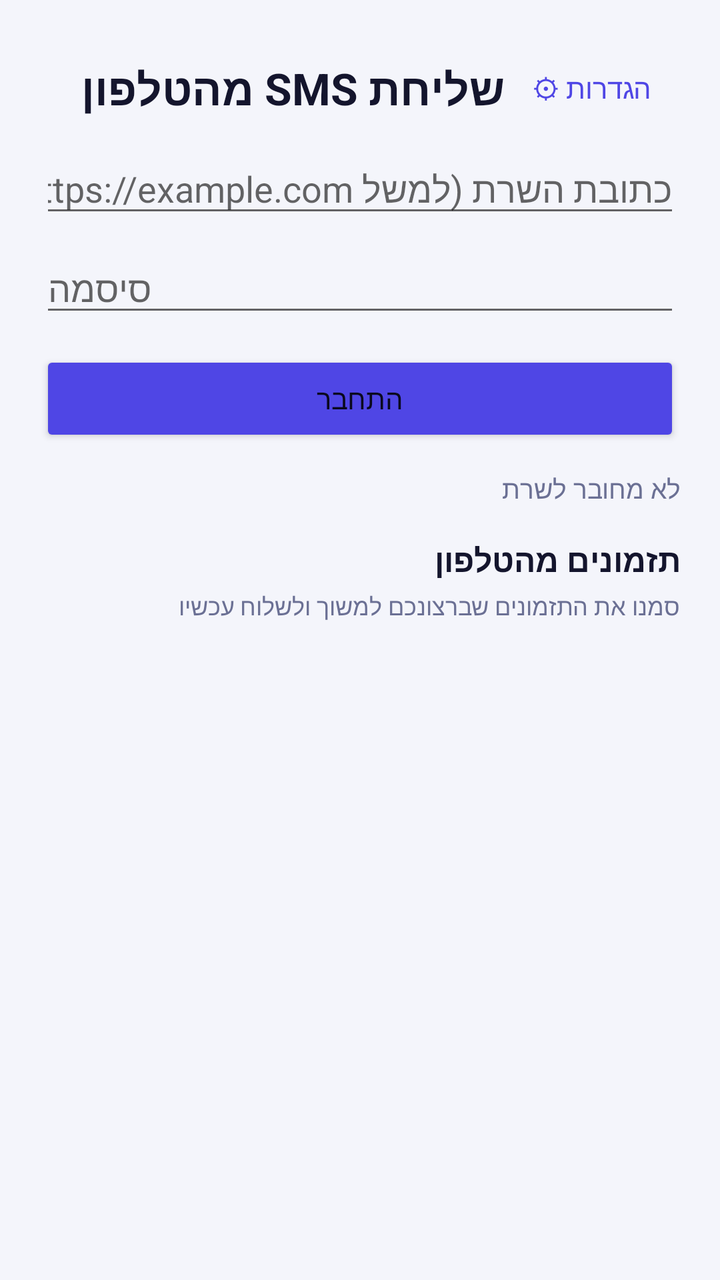
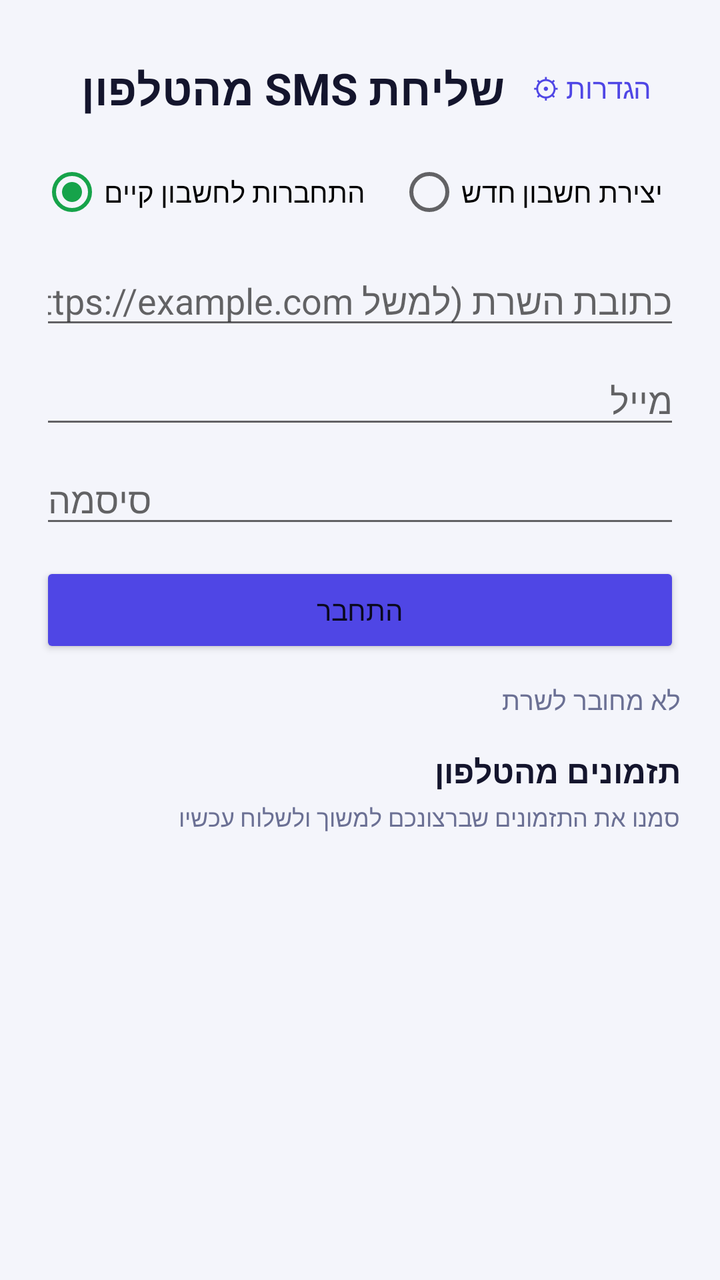

Two renders of the same Android screen: before a commit and after it. Below are the layout's source before the change and the commit's diff.
<!-- AndroidManifest.xml: application theme Theme.SmsClickSender -->
<!-- res/layout/activity_main.xml -->
<?xml version="1.0" encoding="utf-8"?>
<ScrollView xmlns:android="http://schemas.android.com/apk/res/android"
    xmlns:app="http://schemas.android.com/apk/res-auto"
    android:layout_width="match_parent"
    android:layout_height="match_parent"
    android:background="@color/background">

    <LinearLayout
        android:layout_width="match_parent"
        android:layout_height="wrap_content"
        android:orientation="vertical"
        android:padding="20dp">

        <LinearLayout
            android:layout_width="match_parent"
            android:layout_height="wrap_content"
            android:orientation="horizontal"
            android:gravity="center_vertical"
            android:layout_marginBottom="4dp">

            <TextView
                android:id="@+id/titleText"
                android:layout_width="0dp"
                android:layout_height="wrap_content"
                android:layout_weight="1"
                android:text="@string/app_name"
                android:textColor="@color/text_primary"
                android:textSize="22sp"
                android:textStyle="bold" />

            <Button
                android:id="@+id/settingsButton"
                style="?android:attr/borderlessButtonStyle"
                android:layout_width="wrap_content"
                android:layout_height="wrap_content"
                android:text="@string/btn_settings"
                android:textColor="@color/brand_primary" />

        </LinearLayout>

        <EditText
            android:id="@+id/serverUrlInput"
            android:layout_width="match_parent"
            android:layout_height="wrap_content"
            android:hint="@string/hint_server_url"
            android:inputType="textUri"
            android:autofillHints="url"
            android:layout_marginBottom="8dp" />

        <EditText
            android:id="@+id/passwordInput"
            android:layout_width="match_parent"
            android:layout_height="wrap_content"
            android:hint="@string/hint_password"
            android:inputType="textPassword"
            android:autofillHints="password"
            android:layout_marginBottom="12dp" />

        <LinearLayout
            android:layout_width="match_parent"
            android:layout_height="wrap_content"
            android:orientation="horizontal"
            android:layout_marginBottom="12dp">

            <Button
                android:id="@+id/connectButton"
                android:layout_width="0dp"
                android:layout_height="wrap_content"
                android:layout_weight="1"
                android:text="@string/btn_connect"
                android:backgroundTint="@color/brand_primary" />

            <Button
                android:id="@+id/disconnectButton"
                android:layout_width="0dp"
                android:layout_height="wrap_content"
                android:layout_weight="1"
                android:text="@string/btn_disconnect"
                android:visibility="gone" />

        </LinearLayout>

        <TextView
            android:id="@+id/statusText"
            android:layout_width="match_parent"
            android:layout_height="wrap_content"
            android:text="@string/status_not_connected"
            android:textColor="@color/text_muted"
            android:textSize="13sp"
            android:layout_marginBottom="16dp" />

        <Button
            android:id="@+id/runNowButton"
            android:layout_width="match_parent"
            android:layout_height="wrap_content"
            android:text="@string/btn_run_now"
            android:visibility="gone"
            android:layout_marginBottom="16dp" />

        <TextView
            android:layout_width="match_parent"
            android:layout_height="wrap_content"
            android:text="תזמונים מהטלפון"
            android:textColor="@color/text_primary"
            android:textStyle="bold"
            android:textSize="16sp"
            android:layout_marginBottom="4dp" />

        <TextView
            android:layout_width="match_parent"
            android:layout_height="wrap_content"
            android:text="@string/hint_select_schedules"
            android:textColor="@color/text_muted"
            android:textSize="12sp"
            android:layout_marginBottom="8dp" />

        <LinearLayout
            android:id="@+id/schedulesContainer"
            android:layout_width="match_parent"
            android:layout_height="wrap_content"
            android:orientation="vertical"
            android:layout_marginBottom="12dp" />

        <Button
            android:id="@+id/pullSelectedButton"
            android:layout_width="match_parent"
            android:layout_height="wrap_content"
            android:text="@string/btn_pull_selected"
            android:visibility="gone"
            android:layout_marginBottom="8dp" />

        <TextView
            android:id="@+id/pulledStatusText"
            android:layout_width="match_parent"
            android:layout_height="wrap_content"
            android:textColor="@color/text_muted"
            android:textSize="13sp"
            android:visibility="gone"
            android:layout_marginBottom="8dp" />

        <Button
            android:id="@+id/sendPulledButton"
            android:layout_width="match_parent"
            android:layout_height="wrap_content"
            android:text="@string/btn_send_pulled"
            android:visibility="gone"
            android:backgroundTint="@color/brand_success" />

    </LinearLayout>

</ScrollView>
<!-- resources referenced by this layout -->
<resources>
  <color name="background">#F4F5FB</color>
  <color name="brand_primary">#4F46E5</color>
  <color name="brand_success">#16A34A</color>
  <color name="text_muted">#6B7094</color>
  <color name="text_primary">#14152D</color>
  <string name="app_name">שליחת SMS מהטלפון</string>
  <string name="btn_connect">התחבר</string>
  <string name="btn_disconnect">התנתק</string>
  <string name="btn_pull_selected">משוך את התזמונים הנבחרים</string>
  <string name="btn_run_now">בדוק ושלח עכשיו</string>
  <string name="btn_send_pulled">שלח את מה שנמשך עכשיו</string>
  <string name="btn_settings">הגדרות ⚙</string>
  <string name="hint_password">סיסמה</string>
  <string name="hint_select_schedules">סמנו את התזמונים שברצונכם למשוך ולשלוח עכשיו</string>
  <string name="hint_server_url">כתובת השרת (למשל https://example.com)</string>
  <string name="status_not_connected">לא מחובר לשרת</string>
  <style name="Theme.SmsClickSender" parent="Theme.MaterialComponents.DayNight.NoActionBar">
          <item name="colorPrimary">@color/brand_primary</item>
          <item name="colorPrimaryDark">@color/brand_primary_dark</item>
          <item name="colorAccent">@color/brand_success</item>
          <item name="android:windowBackground">@color/background</item>
      </style>
  <color name="brand_primary_dark">#4338CA</color>
</resources>

<!-- the commit's change to res/layout/activity_main.xml (unified diff, before → after) -->
@@ -38,6 +38,29 @@
 
         </LinearLayout>
 
+        <RadioGroup
+            android:id="@+id/authModeGroup"
+            android:layout_width="match_parent"
+            android:layout_height="wrap_content"
+            android:orientation="horizontal"
+            android:layout_marginBottom="8dp">
+
+            <RadioButton
+                android:id="@+id/authModeLogin"
+                android:layout_width="wrap_content"
+                android:layout_height="wrap_content"
+                android:text="@string/auth_mode_login"
+                android:checked="true" />
+
+            <RadioButton
+                android:id="@+id/authModeSignup"
+                android:layout_width="wrap_content"
+                android:layout_height="wrap_content"
+                android:layout_marginStart="16dp"
+                android:text="@string/auth_mode_signup" />
+
+        </RadioGroup>
+
         <EditText
             android:id="@+id/serverUrlInput"
             android:layout_width="match_parent"
@@ -45,6 +68,15 @@
             android:hint="@string/hint_server_url"
             android:inputType="textUri"
             android:autofillHints="url"
+            android:layout_marginBottom="8dp" />
+
+        <EditText
+            android:id="@+id/emailInput"
+            android:layout_width="match_parent"
+            android:layout_height="wrap_content"
+            android:hint="@string/hint_email"
+            android:inputType="textEmailAddress"
+            android:autofillHints="emailAddress"
             android:layout_marginBottom="8dp" />
 
         <EditText
<!-- resource entries referenced after the edit -->
@@ -6,12 +6,15 @@
   <color name="text_muted">#6B7094</color>
   <color name="text_primary">#14152D</color>
   <string name="app_name">שליחת SMS מהטלפון</string>
+  <string name="auth_mode_login">התחברות לחשבון קיים</string>
+  <string name="auth_mode_signup">יצירת חשבון חדש</string>
   <string name="btn_connect">התחבר</string>
   <string name="btn_disconnect">התנתק</string>
   <string name="btn_pull_selected">משוך את התזמונים הנבחרים</string>
   <string name="btn_run_now">בדוק ושלח עכשיו</string>
   <string name="btn_send_pulled">שלח את מה שנמשך עכשיו</string>
   <string name="btn_settings">הגדרות ⚙</string>
+  <string name="hint_email">מייל</string>
   <string name="hint_password">סיסמה</string>
   <string name="hint_select_schedules">סמנו את התזמונים שברצונכם למשוך ולשלוח עכשיו</string>
   <string name="hint_server_url">כתובת השרת (למשל https://example.com)</string>
